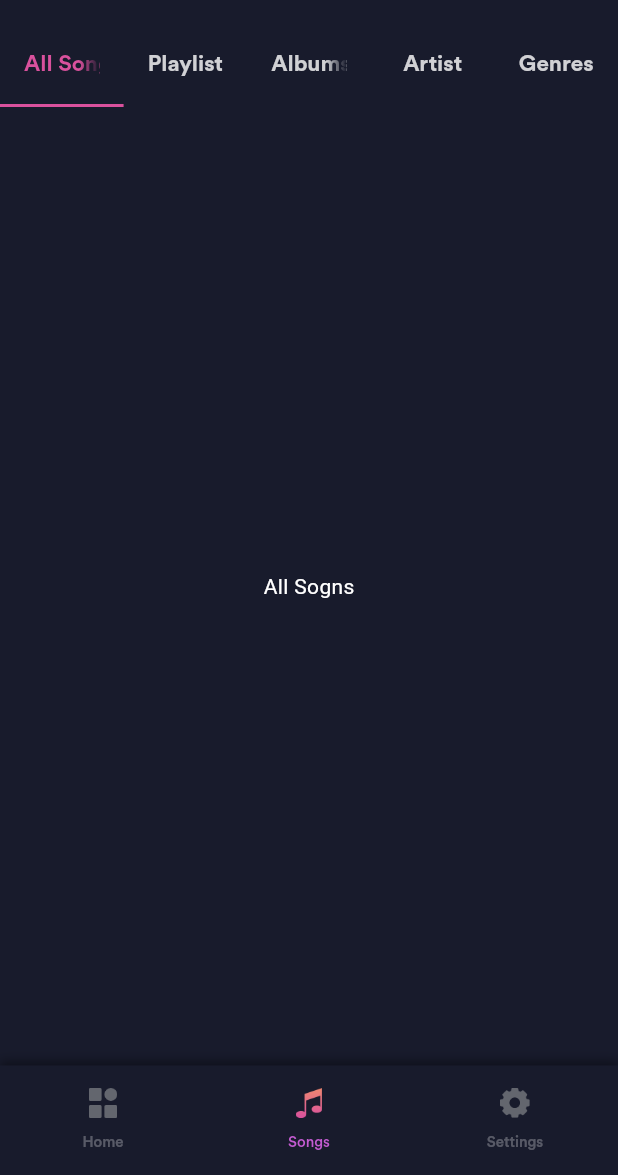
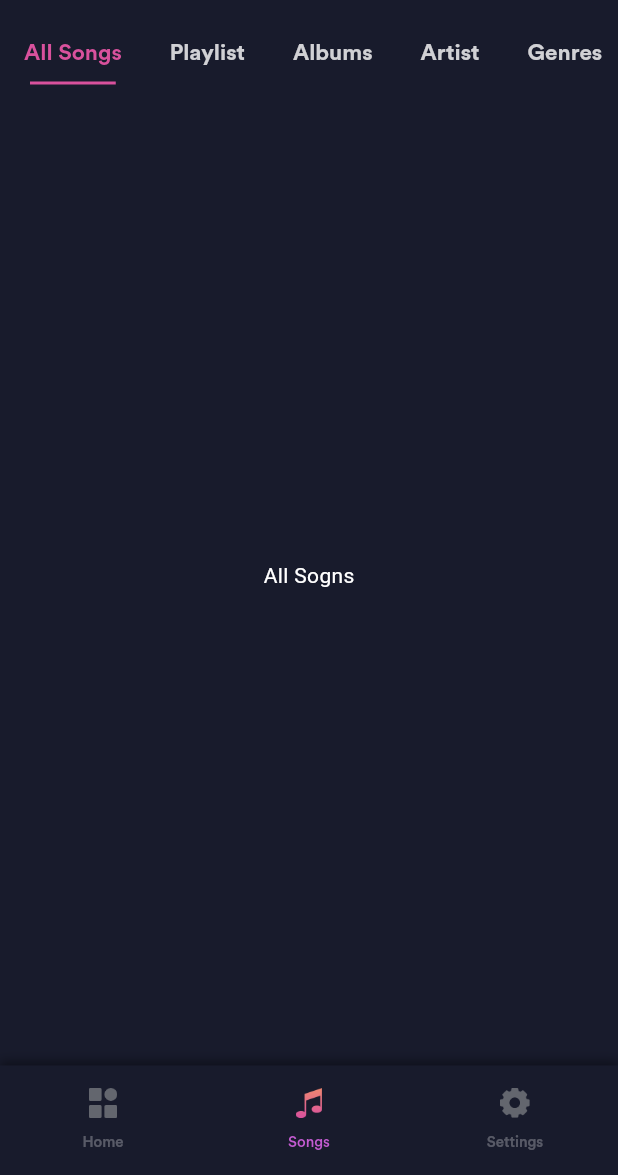
Before and after one commit to OnoPUNPUN/Melodio, a Flutter app: the screen it shows after launch, item 2 of the bottom bar chosen, on a phone screen of 412 x 824 dp, the part 61-1236 px from its top. Run offline on Flutter 3.47's test engine with Material 3 defaults, Android fonts, the phone set to English and light mode, and no system bars; our stand-ins replace flutter_rating_bar, get.

Commit message:
Fixed Songs View & Started Creating settings

```diff
--- a/lib/view/songs/songs_view.dart
+++ b/lib/view/songs/songs_view.dart
@@ -69,9 +69,11 @@ class _SongsViewState extends State<SongsView>
       body: Column(
         children: [
           SizedBox(
-            height: kToolbarHeight,
+            height: kToolbarHeight - 15,
             child: TabBar(
               indicatorColor: TColor.focus,
+              indicatorPadding: const EdgeInsets.symmetric(horizontal: 20),
+              isScrollable: true,
               labelStyle: TextStyle(
                 color: TColor.focus,
                 fontSize: 15,
```
Also changed, not shown: lib/view/settings/settings_view.dart (+16 -0 lines).
